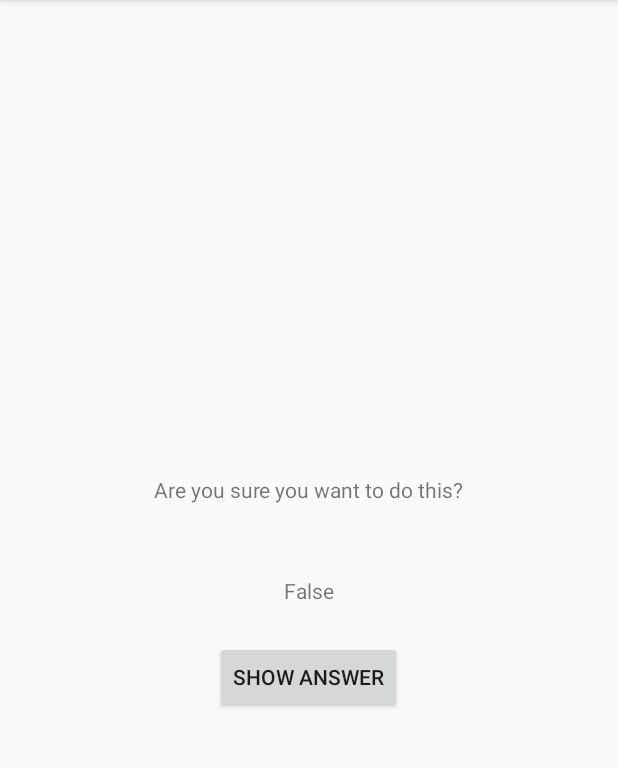
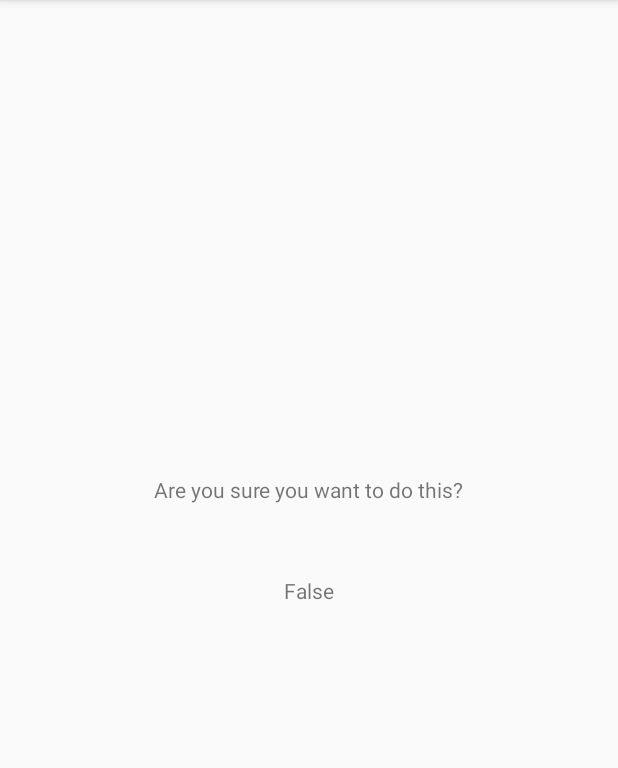
Before and after one commit to CodeIsLie/Android_Playground, an Android app: the CheatActivity screen opened directly, with no data from a screen before it, after a tap on "SHOW ANSWER", on a phone screen of 412 x 824 dp, the part 84-852 px from its top. Run offline under Robolectric (Android 15) with nearby library versions, the phone set to English and light mode, and no system bars.

Commit message:
animation on button Show Answer in CheatActivity

```diff
--- a/GeoQuiz/app/src/main/java/com/bignerdranch/android/geoquiz/CheatActivity.java
+++ b/GeoQuiz/app/src/main/java/com/bignerdranch/android/geoquiz/CheatActivity.java
@@ -1,10 +1,14 @@
 package com.bignerdranch.android.geoquiz;
 
+import android.animation.Animator;
+import android.animation.AnimatorListenerAdapter;
 import android.content.Context;
 import android.content.Intent;
+import android.os.Build;
 import android.support.v7.app.AppCompatActivity;
 import android.os.Bundle;
 import android.view.View;
+import android.view.ViewAnimationUtils;
 import android.widget.Button;
 import android.widget.TextView;
 
@@ -60,6 +64,25 @@ public class CheatActivity extends AppCompatActivity {
                     mAnswerTextView.setText(R.string.false_button);
                 }
                 setAnswerShownResult(true);
+
+                if (Build.VERSION.SDK_INT >= Build.VERSION_CODES.LOLLIPOP) {
+                    int cx = mShowAnswer.getWidth() / 2;
+                    int cy = mShowAnswer.getHeight() / 2;
+                    float radius = mShowAnswer.getWidth();
+                    Animator anim = ViewAnimationUtils.createCircularReveal(mShowAnswer, cx, cy, radius, 0);
+                    anim.addListener(new AnimatorListenerAdapter() {
+                        @Override
+                        public void onAnimationEnd(Animator animation) {
+                            super.onAnimationEnd(animation);
+                            mAnswerTextView.setVisibility(View.VISIBLE);
+                            mShowAnswer.setVisibility(View.INVISIBLE);
+                        }
+                    });
+                    anim.start();
+                }else {
+                    mAnswerTextView.setVisibility(View.VISIBLE);
+                    mShowAnswer.setVisibility(View.INVISIBLE);
+                }
             }
         });
     }
```
